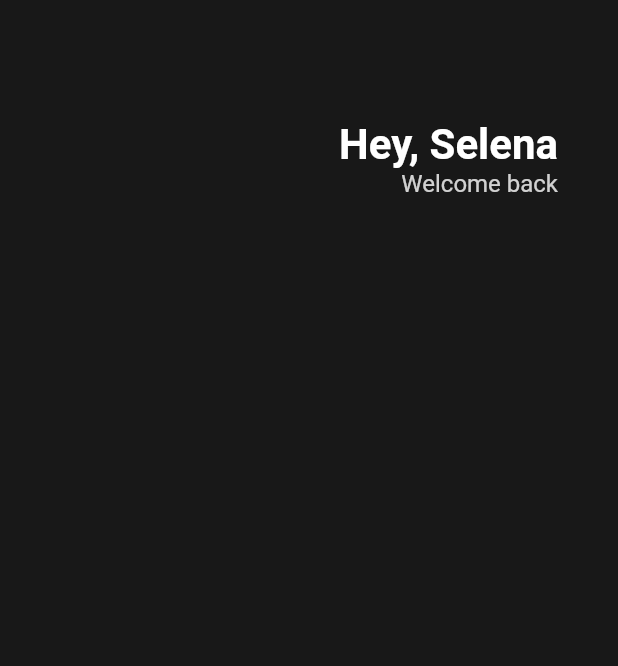
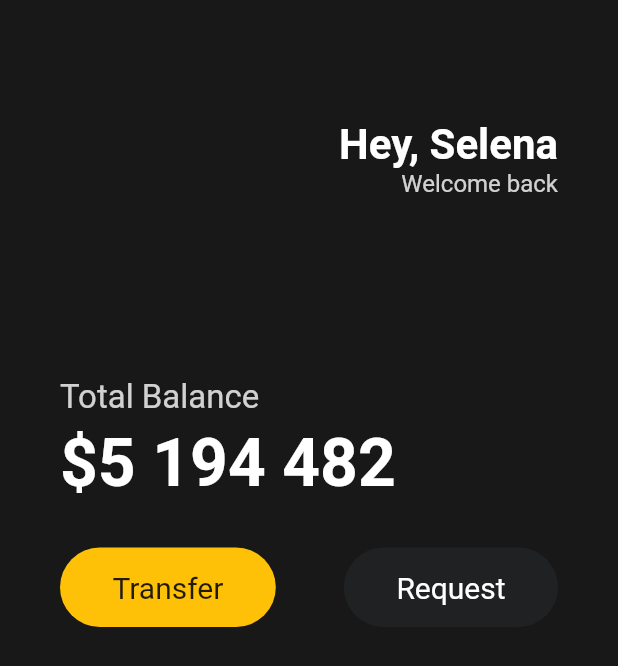
Before and after one commit to tiatiahwang/toonflix, a Flutter app: the screen it shows after launch, on a phone screen of 412 x 824 dp. Shown: the top 666 px of the screen. Run offline on Flutter 3.47's test engine with Material 2 defaults, Android fonts, the phone set to English and light mode, and no system bars.

Commit message:
UI - buttons

```diff
--- a/lib/main.dart
+++ b/lib/main.dart
@@ -12,8 +12,11 @@ class App extends StatelessWidget {
       home: Scaffold(
         backgroundColor: Color(0xFF181818),
         body: Padding(
-            padding: EdgeInsets.symmetric(horizontal: 40),
-            child: Column(children: [
+            padding: EdgeInsets.symmetric(
+              horizontal: 40,
+            ),
+            child:
+                Column(crossAxisAlignment: CrossAxisAlignment.start, children: [
               SizedBox(
                 height: 80,
               ),
@@ -37,6 +40,60 @@ class App extends StatelessWidget {
                     ],
                   )
                 ],
+              ),
+              SizedBox(
+                height: 120,
+              ),
+              Text('Total Balance',
+                  style: TextStyle(
+                    fontSize: 22,
+                    color: Colors.white.withOpacity(0.8),
+                  )),
+              SizedBox(
+                height: 5,
+              ),
+              Text('\$5 194 482',
+                  style: TextStyle(
+                    fontSize: 44,
+                    fontWeight: FontWeight.w600,
+                    color: Colors.white,
+                  )),
+              SizedBox(
+                height: 30,
+              ),
+              Row(
+                mainAxisAlignment: MainAxisAlignment.spaceBetween,
+                children: [
+                  Container(
+                      decoration: BoxDecoration(
+                        color: Colors.amber,
+                        borderRadius: BorderRadius.circular(45),
+                      ),
+                      child: Padding(
+                          padding: EdgeInsets.symmetric(
+                            vertical: 15,
+                            horizontal: 35,
+                          ),
+                          child: Text('Transfer',
+                              style: TextStyle(
+                                fontSize: 20,
+                              )))),
+                  Container(
+                      decoration: BoxDecoration(
+                        color: Color(0xFF1F2123),
+                        borderRadius: BorderRadius.circular(45),
+                      ),
+                      child: Padding(
+                          padding: EdgeInsets.symmetric(
+                            vertical: 15,
+                            horizontal: 35,
+                          ),
+                          child: Text('Request',
+                              style: TextStyle(
+                                color: Colors.white,
+                                fontSize: 20,
+                              ))))
+                ],
               )
             ])),
       ),
```
